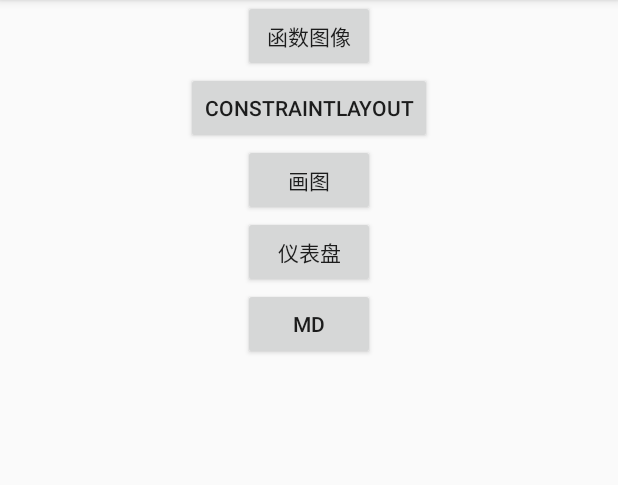
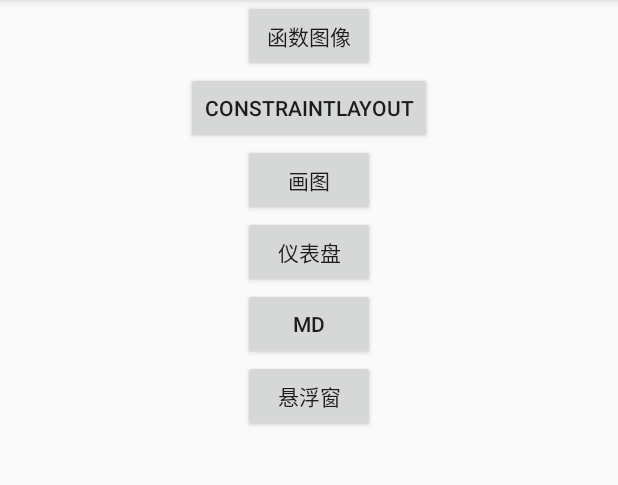
Before and after one commit to wx9265661/SmallDemos2, an Android app: the screen it shows after launch (MainActivity), on a phone screen of 412 x 824 dp, the part 84-569 px from its top. Run offline under Robolectric (Android 15) with nearby library versions, the phone set to English and light mode, and no system bars.

Commit message:
添加悬浮窗的功能

```diff
--- a/app/src/main/AndroidManifest.xml
+++ b/app/src/main/AndroidManifest.xml
@@ -2,6 +2,8 @@
 <manifest xmlns:android="http://schemas.android.com/apk/res/android"
     xmlns:tools="http://schemas.android.com/tools"
     package="com.zhanghaochen.smalldemos">
+
+    <uses-permission android:name="android.permission.SYSTEM_ALERT_WINDOW" />
 
     <application
         android:name=".framework.MyApplication"
--- a/app/src/main/java/com/zhanghaochen/smalldemos/MainActivity.java
+++ b/app/src/main/java/com/zhanghaochen/smalldemos/MainActivity.java
@@ -11,6 +11,7 @@ import com.zhanghaochen.smalldemos.demos.ConstraintLayoutDemoActivity;
 import com.zhanghaochen.smalldemos.demos.FxActivity;
 import com.zhanghaochen.smalldemos.demos.EditPictureActivity;
 import com.zhanghaochen.smalldemos.demos.MyRecyclerViewActivity;
+import com.zhanghaochen.smalldemos.widget.floatview.FloatViewUtil;
 
 public class MainActivity extends AppCompatActivity implements View.OnClickListener {
 
@@ -29,6 +30,7 @@ public class MainActivity extends AppCompatActivity implements View.OnClickListe
         findViewById(R.id.demo03).setOnClickListener(this);
         findViewById(R.id.demo04).setOnClickListener(this);
         findViewById(R.id.demo05).setOnClickListener(this);
+        findViewById(R.id.demo06).setOnClickListener(this);
     }
 
     @Override
@@ -49,6 +51,9 @@ public class MainActivity extends AppCompatActivity implements View.OnClickListe
             case R.id.demo05:
                 startActivity(new Intent(MainActivity.this, MyRecyclerViewActivity.class));
                 break;
+            case R.id.demo06:
+                FloatViewUtil.getTestFloatIns().show();
+                break;
             default:
                 break;
         }
--- a/app/src/main/java/com/zhanghaochen/smalldemos/widget/floatview/FloatViewUtil.java
+++ b/app/src/main/java/com/zhanghaochen/smalldemos/widget/floatview/FloatViewUtil.java
@@ -10,6 +10,7 @@ public class FloatViewUtil {
 
     public static MonitorFloatView getTestFloatIns() {
         if (mMonitorFloatView == null) {
+            MonitorFloatView.IMonitorFloat.sBinding = new MonitorFloatImpl();
             mMonitorFloatView = new MonitorFloatView(new MonitorFloatView.OnRemoveFromWindow() {
                 @Override
                 public void onRemove() {
--- a/app/src/main/res/layout/activity_main.xml
+++ b/app/src/main/res/layout/activity_main.xml
@@ -41,4 +41,11 @@
         android:layout_gravity="center_horizontal"
         android:text="MD" />
 
+    <Button
+        android:id="@+id/demo06"
+        android:layout_width="wrap_content"
+        android:layout_height="wrap_content"
+        android:layout_gravity="center_horizontal"
+        android:text="悬浮窗" />
+
 </LinearLayout>
```
Also changed, not shown: app/src/main/java/com/zhanghaochen/smalldemos/widget/floatview/MonitorFloatImpl.java (added, +15 -0 lines).
